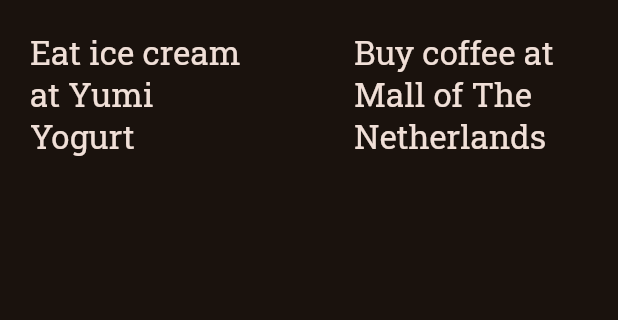
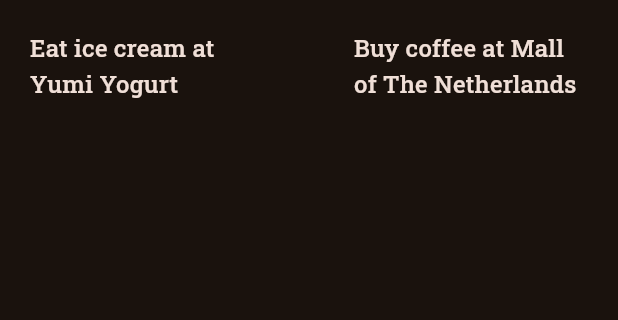
Before and after one commit to m5lk3n/wyatt, a Flutter app: the screen it shows after launch, on a phone screen of 412 x 824 dp, the part 84-404 px from its top. Run offline on Flutter 3.47's test engine with Material 3 defaults, Android fonts, the phone set to English and light mode, and no system bars; our stand-ins replace flutter_linkify, flutter_secure_storage, google_fonts, package_info_plus.

Commit message:
minor iOS adaptions

```diff
--- a/lib/screens/setup.dart
+++ b/lib/screens/setup.dart
@@ -182,7 +182,7 @@ class _SetupScreenState extends State<SetupScreen> {
                 controller: _keyController,
                 decoration: const InputDecoration(label: Text("Key")),
                 maxLength: 40,
-                style: Theme.of(context).textTheme.titleLarge!.copyWith(
+                style: Theme.of(context).textTheme.titleMedium!.copyWith(
                       color: Theme.of(context).colorScheme.onSurface,
                     ),
               ),
--- a/lib/widgets/ltd.dart
+++ b/lib/widgets/ltd.dart
@@ -15,7 +15,7 @@ class LtdGridItem extends StatelessWidget {
         "${ltd.message} at ${ltd.locationName}",
         style: Theme.of(context)
             .textTheme
-            .titleLarge!
+            .titleMedium!
             .copyWith(color: Theme.of(context).colorScheme.onSurface),
       ),
     );
```
Also changed, not shown: 3 other files.
